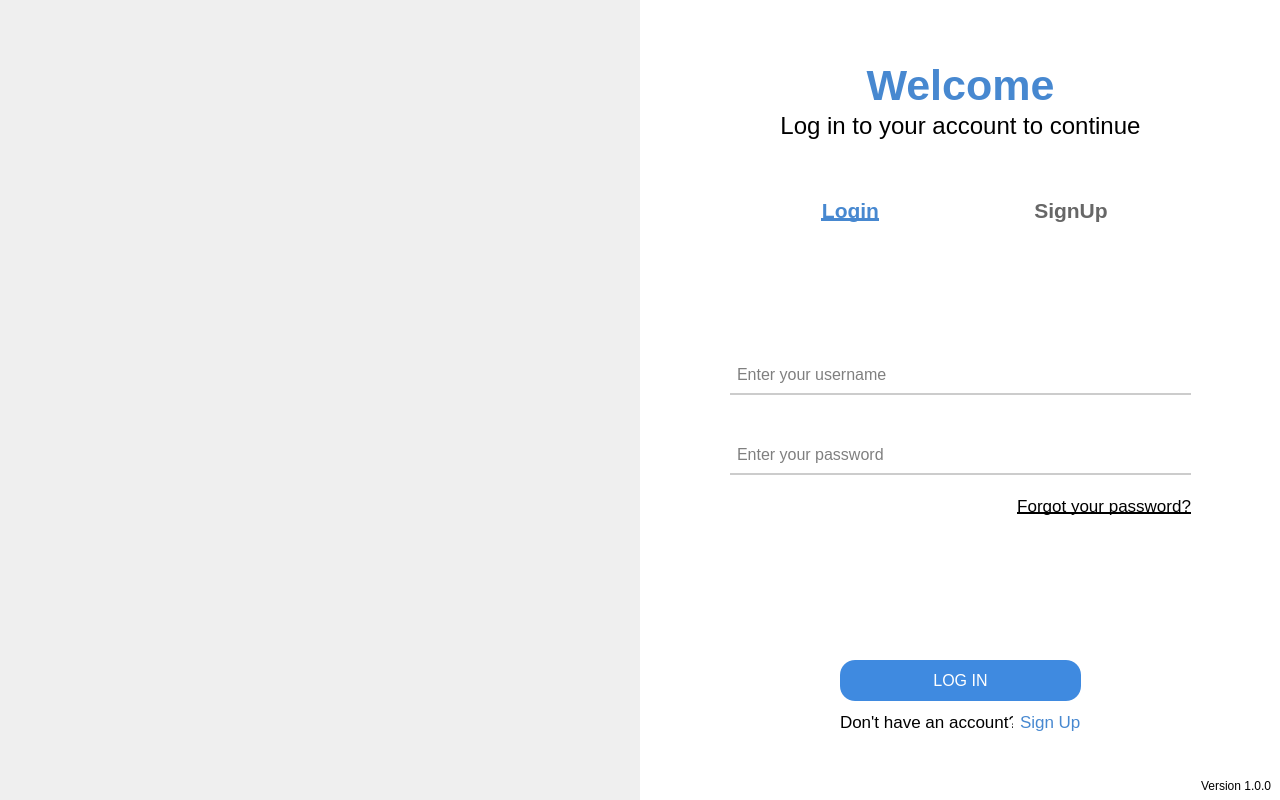
Qt form ui/login.ui (FernandoGaribay/IoT-Proyecto-2) before a commit.
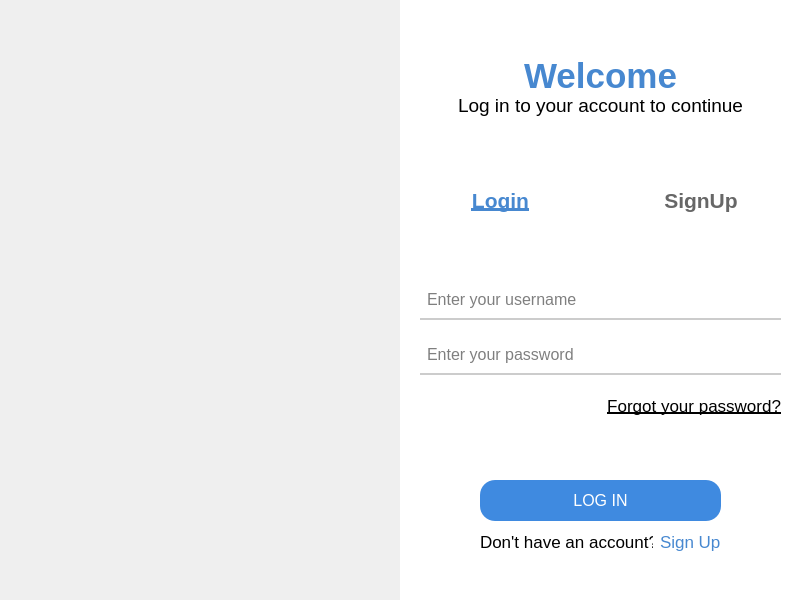
The same form after that commit. Icons and pictures are not drawn.

Commit message: + Login Window -> 800x600px

The edit to the form file:
```diff
--- a/ui/login.ui
+++ b/ui/login.ui
@@ -6,8 +6,8 @@
    <rect>
     <x>0</x>
     <y>0</y>
-    <width>1280</width>
-    <height>800</height>
+    <width>800</width>
+    <height>600</height>
    </rect>
   </property>
   <property name="sizePolicy">
@@ -18,14 +18,14 @@
   </property>
   <property name="minimumSize">
    <size>
-    <width>1280</width>
-    <height>800</height>
+    <width>800</width>
+    <height>600</height>
    </size>
   </property>
   <property name="maximumSize">
    <size>
-    <width>1280</width>
-    <height>800</height>
+    <width>800</width>
+    <height>600</height>
    </size>
   </property>
   <property name="windowTitle">
@@ -44,10 +44,10 @@
    <widget class="QFrame" name="controles">
     <property name="geometry">
      <rect>
-      <x>640</x>
+      <x>400</x>
       <y>0</y>
-      <width>640</width>
-      <height>800</height>
+      <width>401</width>
+      <height>631</height>
      </rect>
     </property>
     <property name="sizePolicy">
@@ -72,14 +72,14 @@
      <property name="geometry">
       <rect>
        <x>0</x>
-       <y>60</y>
-       <width>641</width>
+       <y>50</y>
+       <width>401</width>
        <height>51</height>
       </rect>
      </property>
      <property name="font">
       <font>
-       <pointsize>32</pointsize>
+       <pointsize>26</pointsize>
        <bold>true</bold>
       </font>
      </property>
@@ -93,33 +93,12 @@
       <set>Qt::AlignCenter</set>
      </property>
     </widget>
-    <widget class="QLabel" name="label_3">
-     <property name="geometry">
-      <rect>
-       <x>0</x>
-       <y>110</y>
-       <width>641</width>
-       <height>31</height>
-      </rect>
-     </property>
-     <property name="font">
-      <font>
-       <pointsize>18</pointsize>
-      </font>
-     </property>
-     <property name="text">
-      <string>Log in to your account to continue</string>
-     </property>
-     <property name="alignment">
-      <set>Qt::AlignCenter</set>
-     </property>
-    </widget>
     <widget class="QFrame" name="frame">
      <property name="geometry">
       <rect>
        <x>0</x>
-       <y>170</y>
-       <width>641</width>
+       <y>160</y>
+       <width>401</width>
        <height>81</height>
       </rect>
      </property>
@@ -134,13 +113,13 @@
        <number>0</number>
       </property>
       <property name="leftMargin">
-       <number>100</number>
+       <number>0</number>
       </property>
       <property name="topMargin">
        <number>0</number>
       </property>
       <property name="rightMargin">
-       <number>100</number>
+       <number>0</number>
       </property>
       <property name="bottomMargin">
        <number>0</number>
@@ -192,13 +171,113 @@
       </item>
      </layout>
     </widget>
+    <widget class="QLabel" name="label_3">
+     <property name="geometry">
+      <rect>
+       <x>0</x>
+       <y>90</y>
+       <width>401</width>
+       <height>31</height>
+      </rect>
+     </property>
+     <property name="font">
+      <font>
+       <pointsize>14</pointsize>
+      </font>
+     </property>
+     <property name="text">
+      <string>Log in to your account to continue</string>
+     </property>
+     <property name="alignment">
+      <set>Qt::AlignCenter</set>
+     </property>
+    </widget>
+    <widget class="QPushButton" name="btnLogIn">
+     <property name="geometry">
+      <rect>
+       <x>80</x>
+       <y>480</y>
+       <width>241</width>
+       <height>41</height>
+      </rect>
+     </property>
+     <property name="cursor">
+      <cursorShape>PointingHandCursor</cursorShape>
+     </property>
+     <property name="styleSheet">
+      <string notr="true">QPushButton {
+    background-color: #3F8AE0;
+    border-radius: 15px;
+    color: white;
+    font-size: 16px; 
+    padding: 10px 20px;
+}
+
+QPushButton:hover {
+    background-color: #357AE8;
+}
+
+QPushButton:pressed {
+    background-color: #2C6FDD;
+}
+</string>
+     </property>
+     <property name="text">
+      <string>LOG IN</string>
+     </property>
+    </widget>
+    <widget class="QLabel" name="label_5">
+     <property name="geometry">
+      <rect>
+       <x>80</x>
+       <y>520</y>
+       <width>173</width>
+       <height>43</height>
+      </rect>
+     </property>
+     <property name="font">
+      <font>
+       <pointsize>13</pointsize>
+      </font>
+     </property>
+     <property name="text">
+      <string>Don't have an account?</string>
+     </property>
+    </widget>
+    <widget class="QLabel" name="lblSignUp">
+     <property name="geometry">
+      <rect>
+       <x>260</x>
+       <y>520</y>
+       <width>60</width>
+       <height>43</height>
+      </rect>
+     </property>
+     <property name="font">
+      <font>
+       <pointsize>13</pointsize>
+      </font>
+     </property>
+     <property name="cursor">
+      <cursorShape>PointingHandCursor</cursorShape>
+     </property>
+     <property name="styleSheet">
+      <string notr="true">color: #4788D0;</string>
+     </property>
+     <property name="text">
+      <string>Sign Up</string>
+     </property>
+     <property name="scaledContents">
+      <bool>true</bool>
+     </property>
+    </widget>
     <widget class="QFrame" name="frame_2">
      <property name="geometry">
       <rect>
        <x>0</x>
-       <y>250</y>
-       <width>641</width>
-       <height>521</height>
+       <y>260</y>
+       <width>401</width>
+       <height>171</height>
       </rect>
      </property>
      <property name="frameShape">
@@ -210,9 +289,9 @@
      <widget class="QLineEdit" name="txtUsername">
       <property name="geometry">
        <rect>
-        <x>90</x>
-        <y>105</y>
-        <width>461</width>
+        <x>20</x>
+        <y>20</y>
+        <width>361</width>
         <height>40</height>
        </rect>
       </property>
@@ -249,9 +328,9 @@
      <widget class="QLineEdit" name="txtPassword">
       <property name="geometry">
        <rect>
-        <x>90</x>
-        <y>185</y>
-        <width>461</width>
+        <x>20</x>
+        <y>75</y>
+        <width>361</width>
         <height>40</height>
        </rect>
       </property>
@@ -291,9 +370,9 @@
      <widget class="QLabel" name="label_4">
       <property name="geometry">
        <rect>
-        <x>90</x>
-        <y>240</y>
-        <width>461</width>
+        <x>110</x>
+        <y>130</y>
+        <width>271</width>
         <height>31</height>
        </rect>
       </property>
@@ -322,90 +401,11 @@
        <set>Qt::AlignRight|Qt::AlignTrailing|Qt::AlignVCenter</set>
       </property>
      </widget>
-     <widget class="QLabel" name="lblSignUp">
-      <property name="geometry">
-       <rect>
-        <x>380</x>
-        <y>450</y>
-        <width>60</width>
-        <height>43</height>
-       </rect>
-      </property>
-      <property name="font">
-       <font>
-        <pointsize>13</pointsize>
-       </font>
-      </property>
-      <property name="cursor">
-       <cursorShape>PointingHandCursor</cursorShape>
-      </property>
-      <property name="styleSheet">
-       <string notr="true">color: #4788D0;</string>
-      </property>
-      <property name="text">
-       <string>Sign Up</string>
-      </property>
-      <property name="scaledContents">
-       <bool>true</bool>
-      </property>
-     </widget>
-     <widget class="QLabel" name="label_5">
-      <property name="geometry">
-       <rect>
-        <x>200</x>
-        <y>450</y>
-        <width>173</width>
-        <height>43</height>
-       </rect>
-      </property>
-      <property name="font">
-       <font>
-        <pointsize>13</pointsize>
-       </font>
-      </property>
-      <property name="text">
-       <string>Don't have an account?</string>
-      </property>
-     </widget>
-     <widget class="QPushButton" name="btnLogIn">
-      <property name="geometry">
-       <rect>
-        <x>200</x>
-        <y>410</y>
-        <width>241</width>
-        <height>41</height>
-       </rect>
-      </property>
-      <property name="cursor">
-       <cursorShape>PointingHandCursor</cursorShape>
-      </property>
-      <property name="styleSheet">
-       <string notr="true">QPushButton {
-    background-color: #3F8AE0;
-    border-radius: 15px;
-    color: white;
-    font-size: 16px; 
-    padding: 10px 20px;
-}
-
-QPushButton:hover {
-    background-color: #357AE8;
-}
-
-QPushButton:pressed {
-    background-color: #2C6FDD;
-}
-</string>
-      </property>
-      <property name="text">
-       <string>LOG IN</string>
-      </property>
-     </widget>
      <widget class="QPushButton" name="btnShowPassword">
       <property name="geometry">
        <rect>
-        <x>520</x>
-        <y>189</y>
+        <x>350</x>
+        <y>80</y>
         <width>31</width>
         <height>31</height>
        </rect>
@@ -452,32 +452,22 @@
       </property>
      </widget>
     </widget>
-    <widget class="QLabel" name="label_7">
-     <property name="geometry">
-      <rect>
-       <x>510</x>
-       <y>770</y>
-       <width>121</width>
-       <height>31</height>
-      </rect>
-     </property>
-     <property name="text">
-      <string>Version 1.0.0</string>
-     </property>
-     <property name="alignment">
-      <set>Qt::AlignRight|Qt::AlignTrailing|Qt::AlignVCenter</set>
-     </property>
-    </widget>
    </widget>
    <widget class="QLabel" name="label">
     <property name="geometry">
      <rect>
       <x>0</x>
       <y>0</y>
-      <width>641</width>
-      <height>801</height>
+      <width>400</width>
+      <height>601</height>
      </rect>
     </property>
+    <property name="sizePolicy">
+     <sizepolicy hsizetype="Preferred" vsizetype="Preferred">
+      <horstretch>0</horstretch>
+      <verstretch>0</verstretch>
+     </sizepolicy>
+    </property>
     <property name="text">
      <string/>
     </property>
@@ -491,8 +481,8 @@
    <widget class="QLabel" name="label_6">
     <property name="geometry">
      <rect>
-      <x>260</x>
-      <y>320</y>
+      <x>140</x>
+      <y>240</y>
       <width>121</width>
       <height>161</height>
      </rect>
```
The commit also changes 2 other files.
